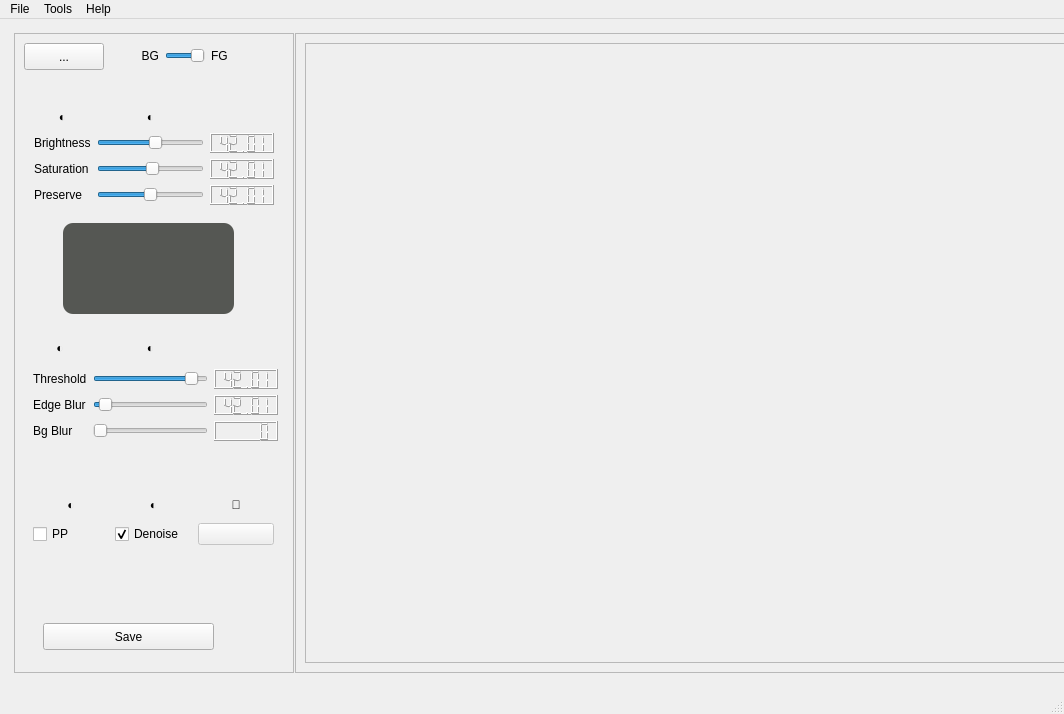
Before: the Qt Designer form src/photoglimmer/photoglimmer_qt.ui in codecliff/PhotoGlimmer, drawn with Qt 5.
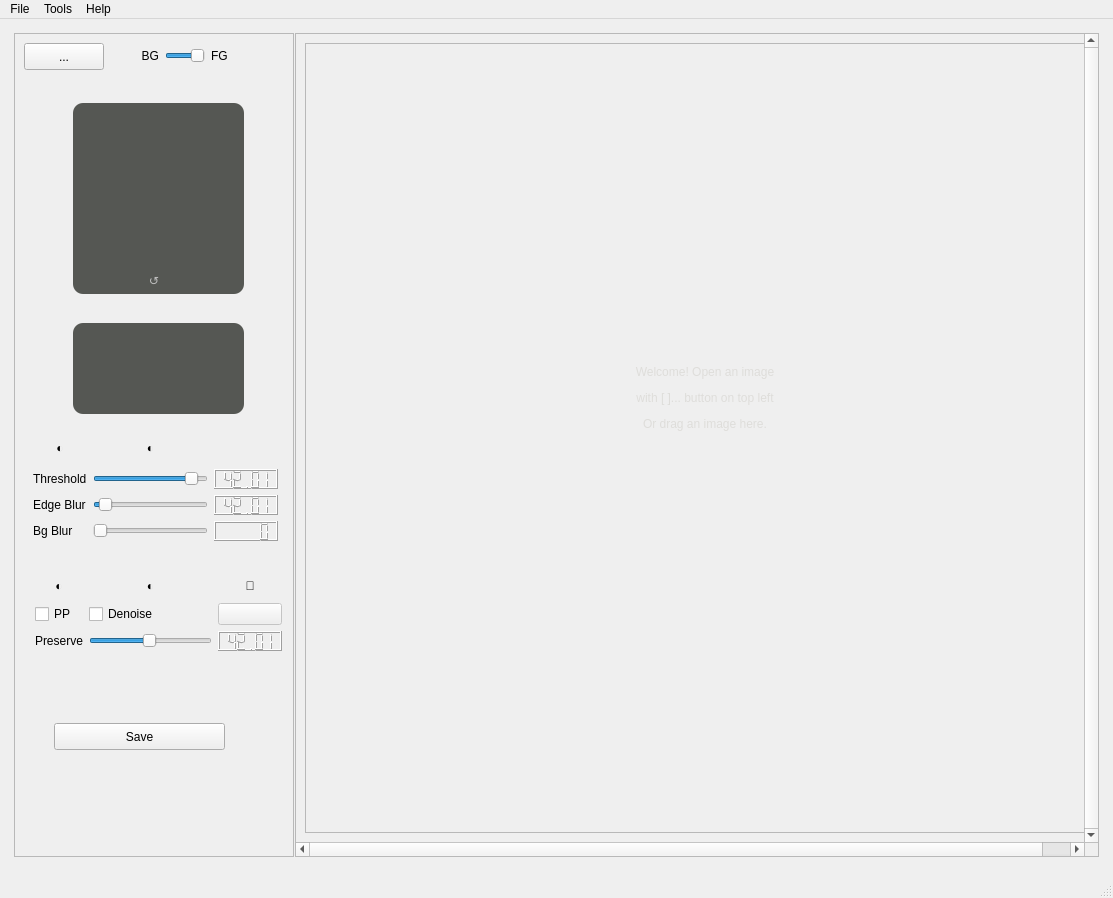
After: the same form once the commit is applied. Icons and pictures are not drawn. Custom widgets are drawn as their Qt base class.

```diff
--- a/src/photoglimmer/photoglimmer_qt.ui
+++ b/src/photoglimmer/photoglimmer_qt.ui
@@ -6,8 +6,8 @@
    <rect>
     <x>0</x>
     <y>0</y>
-    <width>1064</width>
-    <height>714</height>
+    <width>1113</width>
+    <height>898</height>
    </rect>
   </property>
   <property name="acceptDrops">
@@ -105,7 +105,7 @@
            <x>9</x>
            <y>60</y>
            <width>291</width>
-           <height>511</height>
+           <height>591</height>
           </rect>
          </property>
          <property name="minimumSize">
@@ -126,108 +126,11 @@
          <property name="lineWidth">
           <number>0</number>
          </property>
-         <widget class="QWidget" name="layoutWidget">
-          <property name="geometry">
-           <rect>
-            <x>10</x>
-            <y>400</y>
-            <width>241</width>
-            <height>52</height>
-           </rect>
-          </property>
-          <layout class="QGridLayout" name="gridLayout_3">
-           <item row="3" column="0">
-            <widget class="QCheckBox" name="check_pp">
-             <property name="toolTip">
-              <string>&lt;html&gt;&lt;head/&gt;&lt;body&gt;&lt;p&gt;PostProcess &lt;span style=&quot; font-weight:600;&quot;&gt;whole&lt;/span&gt; image&lt;/p&gt;&lt;/body&gt;&lt;/html&gt;</string>
-             </property>
-             <property name="text">
-              <string>PP</string>
-             </property>
-             <property name="checked">
-              <bool>false</bool>
-             </property>
-            </widget>
-           </item>
-           <item row="2" column="0">
-            <widget class="QLabel" name="label_4">
-             <property name="text">
-              <string>◐</string>
-             </property>
-             <property name="alignment">
-              <set>Qt::AlignCenter</set>
-             </property>
-            </widget>
-           </item>
-           <item row="3" column="1">
-            <widget class="QCheckBox" name="check_blur">
-             <property name="toolTip">
-              <string>&lt;html&gt;&lt;head/&gt;&lt;body&gt;&lt;p&gt;Denoise selected area&lt;/p&gt;&lt;/body&gt;&lt;/html&gt;</string>
-             </property>
-             <property name="text">
-              <string>Denoise</string>
-             </property>
-             <property name="checked">
-              <bool>true</bool>
-             </property>
-            </widget>
-           </item>
-           <item row="2" column="1">
-            <widget class="QLabel" name="label">
-             <property name="text">
-              <string>◐</string>
-             </property>
-             <property name="alignment">
-              <set>Qt::AlignCenter</set>
-             </property>
-            </widget>
-           </item>
-           <item row="3" column="2">
-            <widget class="QPushButton" name="buttonReset">
-             <property name="enabled">
-              <bool>false</bool>
-             </property>
-             <property name="sizePolicy">
-              <sizepolicy hsizetype="Minimum" vsizetype="Minimum">
-               <horstretch>0</horstretch>
-               <verstretch>0</verstretch>
-              </sizepolicy>
-             </property>
-             <property name="minimumSize">
-              <size>
-               <width>20</width>
-               <height>20</height>
-              </size>
-             </property>
-             <property name="toolTip">
-              <string>Reset!</string>
-             </property>
-             <property name="styleSheet">
-              <string notr="true">/* border-color: rgb(239, 41, 41);
-color: rgb(255, 255, 255); */</string>
-             </property>
-             <property name="text">
-              <string/>
-             </property>
-            </widget>
-           </item>
-           <item row="2" column="2">
-            <widget class="QLabel" name="label_5">
-             <property name="text">
-              <string>🔨</string>
-             </property>
-             <property name="alignment">
-              <set>Qt::AlignCenter</set>
-             </property>
-            </widget>
-           </item>
-          </layout>
-         </widget>
          <widget class="QLabel" name="label_maskimage">
           <property name="geometry">
            <rect>
-            <x>40</x>
-            <y>130</y>
+            <x>50</x>
+            <y>230</y>
             <width>171</width>
             <height>91</height>
            </rect>
@@ -256,191 +159,11 @@
            <number>5</number>
           </property>
          </widget>
-         <widget class="QWidget" name="">
-          <property name="geometry">
-           <rect>
-            <x>11</x>
-            <y>13</y>
-            <width>240</width>
-            <height>99</height>
-           </rect>
-          </property>
-          <layout class="QGridLayout" name="gridLayout_2">
-           <item row="0" column="0">
-            <widget class="QLabel" name="labelSeparator2">
-             <property name="styleSheet">
-              <string notr="true"/>
-             </property>
-             <property name="text">
-              <string>◐</string>
-             </property>
-             <property name="alignment">
-              <set>Qt::AlignCenter</set>
-             </property>
-            </widget>
-           </item>
-           <item row="0" column="1">
-            <widget class="QLabel" name="labelSeparator2_3">
-             <property name="styleSheet">
-              <string notr="true"/>
-             </property>
-             <property name="text">
-              <string>◐</string>
-             </property>
-             <property name="alignment">
-              <set>Qt::AlignCenter</set>
-             </property>
-            </widget>
-           </item>
-           <item row="1" column="0">
-            <widget class="QLabel" name="lablel_brightness">
-             <property name="text">
-              <string>Brightness</string>
-             </property>
-            </widget>
-           </item>
-           <item row="1" column="1">
-            <widget class="QSlider" name="slider_bright">
-             <property name="toolTip">
-              <string>&lt;html&gt;&lt;head/&gt;&lt;body&gt;&lt;p&gt;Brightness of Segment&lt;/p&gt;&lt;p&gt;Select &lt;span style=&quot; font-weight:600;&quot;&gt;Back &lt;/span&gt;from above if you want to brighten background only &lt;/p&gt;&lt;/body&gt;&lt;/html&gt;</string>
-             </property>
-             <property name="minimum">
-              <number>-200</number>
-             </property>
-             <property name="maximum">
-              <number>200</number>
-             </property>
-             <property name="singleStep">
-              <number>1</number>
-             </property>
-             <property name="value">
-              <number>20</number>
-             </property>
-             <property name="orientation">
-              <enum>Qt::Horizontal</enum>
-             </property>
-             <property name="tickInterval">
-              <number>5</number>
-             </property>
-            </widget>
-           </item>
-           <item row="1" column="2">
-            <widget class="QLCDNumber" name="lcd_bright">
-             <property name="maximumSize">
-              <size>
-               <width>16777215</width>
-               <height>20</height>
-              </size>
-             </property>
-             <property name="font">
-              <font>
-               <family>Ubuntu</family>
-               <pointsize>12</pointsize>
-               <strikeout>false</strikeout>
-              </font>
-             </property>
-             <property name="smallDecimalPoint">
-              <bool>false</bool>
-             </property>
-             <property name="value" stdset="0">
-              <double>42.009999999999998</double>
-             </property>
-            </widget>
-           </item>
-           <item row="2" column="0">
-            <widget class="QLabel" name="label_saturation">
-             <property name="text">
-              <string>Saturation</string>
-             </property>
-            </widget>
-           </item>
-           <item row="2" column="1">
-            <widget class="QSlider" name="slider_saturation">
-             <property name="toolTip">
-              <string>Color saturation</string>
-             </property>
-             <property name="minimum">
-              <number>-200</number>
-             </property>
-             <property name="maximum">
-              <number>200</number>
-             </property>
-             <property name="value">
-              <number>10</number>
-             </property>
-             <property name="orientation">
-              <enum>Qt::Horizontal</enum>
-             </property>
-             <property name="tickInterval">
-              <number>5</number>
-             </property>
-            </widget>
-           </item>
-           <item row="2" column="2">
-            <widget class="QLCDNumber" name="lcd_satur">
-             <property name="maximumSize">
-              <size>
-               <width>16777215</width>
-               <height>20</height>
-              </size>
-             </property>
-             <property name="value" stdset="0">
-              <double>42.009999999999998</double>
-             </property>
-            </widget>
-           </item>
-           <item row="3" column="0">
-            <widget class="QLabel" name="label_3">
-             <property name="text">
-              <string>Preserve</string>
-             </property>
-            </widget>
-           </item>
-           <item row="3" column="1">
-            <widget class="QSlider" name="slider_blendwt1">
-             <property name="toolTip">
-              <string>Weightage for original image</string>
-             </property>
-             <property name="minimum">
-              <number>1</number>
-             </property>
-             <property name="maximum">
-              <number>100</number>
-             </property>
-             <property name="singleStep">
-              <number>5</number>
-             </property>
-             <property name="value">
-              <number>50</number>
-             </property>
-             <property name="orientation">
-              <enum>Qt::Horizontal</enum>
-             </property>
-             <property name="tickInterval">
-              <number>5</number>
-             </property>
-            </widget>
-           </item>
-           <item row="3" column="2">
-            <widget class="QLCDNumber" name="lcd_blendwt1">
-             <property name="maximumSize">
-              <size>
-               <width>16777215</width>
-               <height>20</height>
-              </size>
-             </property>
-             <property name="value" stdset="0">
-              <double>42.009999999999998</double>
-             </property>
-            </widget>
-           </item>
-          </layout>
-         </widget>
-         <widget class="QWidget" name="">
+         <widget class="QWidget" name="layoutWidget">
           <property name="geometry">
            <rect>
             <x>10</x>
-            <y>240</y>
+            <y>340</y>
             <width>245</width>
             <height>108</height>
            </rect>
@@ -615,6 +338,460 @@
            </item>
           </layout>
          </widget>
+         <widget class="QWidget" name="layoutWidget">
+          <property name="geometry">
+           <rect>
+            <x>10</x>
+            <y>480</y>
+            <width>251</width>
+            <height>80</height>
+           </rect>
+          </property>
+          <layout class="QGridLayout" name="gridLayout_3">
+           <property name="leftMargin">
+            <number>2</number>
+           </property>
+           <property name="topMargin">
+            <number>2</number>
+           </property>
+           <property name="rightMargin">
+            <number>2</number>
+           </property>
+           <property name="bottomMargin">
+            <number>2</number>
+           </property>
+           <item row="0" column="0">
+            <widget class="QLabel" name="label_4">
+             <property name="text">
+              <string>◐</string>
+             </property>
+             <property name="alignment">
+              <set>Qt::AlignCenter</set>
+             </property>
+            </widget>
+           </item>
+           <item row="0" column="1">
+            <widget class="QLabel" name="label">
+             <property name="text">
+              <string>◐</string>
+             </property>
+             <property name="alignment">
+              <set>Qt::AlignCenter</set>
+             </property>
+            </widget>
+           </item>
+           <item row="0" column="2">
+            <widget class="QLabel" name="label_5">
+             <property name="text">
+              <string>🔨</string>
+             </property>
+             <property name="alignment">
+              <set>Qt::AlignCenter</set>
+             </property>
+            </widget>
+           </item>
+           <item row="1" column="0">
+            <widget class="QCheckBox" name="check_pp">
+             <property name="toolTip">
+              <string>&lt;html&gt;&lt;head/&gt;&lt;body&gt;&lt;p&gt;PostProcess &lt;span style=&quot; font-weight:600;&quot;&gt;whole&lt;/span&gt; image&lt;/p&gt;&lt;/body&gt;&lt;/html&gt;</string>
+             </property>
+             <property name="text">
+              <string>PP</string>
+             </property>
+             <property name="checked">
+              <bool>false</bool>
+             </property>
+            </widget>
+           </item>
+           <item row="1" column="1">
+            <widget class="QCheckBox" name="check_blur">
+             <property name="enabled">
+              <bool>true</bool>
+             </property>
+             <property name="toolTip">
+              <string>&lt;html&gt;&lt;head/&gt;&lt;body&gt;&lt;p&gt;Denoise selected area&lt;/p&gt;&lt;/body&gt;&lt;/html&gt;</string>
+             </property>
+             <property name="text">
+              <string>Denoise</string>
+             </property>
+             <property name="checked">
+              <bool>false</bool>
+             </property>
+            </widget>
+           </item>
+           <item row="1" column="2">
+            <widget class="QPushButton" name="buttonReset">
+             <property name="enabled">
+              <bool>false</bool>
+             </property>
+             <property name="sizePolicy">
+              <sizepolicy hsizetype="Minimum" vsizetype="Minimum">
+               <horstretch>0</horstretch>
+               <verstretch>0</verstretch>
+              </sizepolicy>
+             </property>
+             <property name="minimumSize">
+              <size>
+               <width>20</width>
+               <height>20</height>
+              </size>
+             </property>
+             <property name="toolTip">
+              <string>Reset!</string>
+             </property>
+             <property name="styleSheet">
+              <string notr="true">/* border-color: rgb(239, 41, 41);
+color: rgb(255, 255, 255); */</string>
+             </property>
+             <property name="text">
+              <string/>
+             </property>
+            </widget>
+           </item>
+           <item row="2" column="0">
+            <widget class="QLabel" name="label_3">
+             <property name="text">
+              <string>Preserve</string>
+             </property>
+            </widget>
+           </item>
+           <item row="2" column="1">
+            <widget class="QSlider" name="slider_blendwt1">
+             <property name="toolTip">
+              <string>Weightage for original image</string>
+             </property>
+             <property name="minimum">
+              <number>1</number>
+             </property>
+             <property name="maximum">
+              <number>100</number>
+             </property>
+             <property name="singleStep">
+              <number>5</number>
+             </property>
+             <property name="value">
+              <number>50</number>
+             </property>
+             <property name="orientation">
+              <enum>Qt::Horizontal</enum>
+             </property>
+             <property name="tickInterval">
+              <number>5</number>
+             </property>
+            </widget>
+           </item>
+           <item row="2" column="2">
+            <widget class="QLCDNumber" name="lcd_blendwt1">
+             <property name="maximumSize">
+              <size>
+               <width>16777215</width>
+               <height>20</height>
+              </size>
+             </property>
+             <property name="value" stdset="0">
+              <double>42.009999999999998</double>
+             </property>
+            </widget>
+           </item>
+          </layout>
+         </widget>
+         <widget class="QStackedWidget" name="stackedWidgetTweak">
+          <property name="geometry">
+           <rect>
+            <x>10</x>
+            <y>10</y>
+            <width>250</width>
+            <height>200</height>
+           </rect>
+          </property>
+          <property name="minimumSize">
+           <size>
+            <width>250</width>
+            <height>200</height>
+           </size>
+          </property>
+          <property name="autoFillBackground">
+           <bool>false</bool>
+          </property>
+          <property name="styleSheet">
+           <string notr="true"/>
+          </property>
+          <property name="currentIndex">
+           <number>1</number>
+          </property>
+          <widget class="QWidget" name="page">
+           <widget class="QFrame" name="frame_tweakslider">
+            <property name="geometry">
+             <rect>
+              <x>0</x>
+              <y>20</y>
+              <width>242</width>
+              <height>200</height>
+             </rect>
+            </property>
+            <property name="sizePolicy">
+             <sizepolicy hsizetype="Preferred" vsizetype="Preferred">
+              <horstretch>1</horstretch>
+              <verstretch>0</verstretch>
+             </sizepolicy>
+            </property>
+            <property name="minimumSize">
+             <size>
+              <width>200</width>
+              <height>200</height>
+             </size>
+            </property>
+            <property name="toolTip">
+             <string>To use curves, go to Preferences</string>
+            </property>
+            <property name="layoutDirection">
+             <enum>Qt::LeftToRight</enum>
+            </property>
+            <widget class="QWidget" name="layoutWidget">
+             <property name="geometry">
+              <rect>
+               <x>0</x>
+               <y>50</y>
+               <width>241</width>
+               <height>75</height>
+              </rect>
+             </property>
+             <layout class="QGridLayout" name="gridLayout_2">
+              <property name="leftMargin">
+               <number>2</number>
+              </property>
+              <property name="topMargin">
+               <number>2</number>
+              </property>
+              <property name="rightMargin">
+               <number>2</number>
+              </property>
+              <property name="bottomMargin">
+               <number>2</number>
+              </property>
+              <item row="0" column="0">
+               <widget class="QLabel" name="labelSeparator2">
+                <property name="styleSheet">
+                 <string notr="true"/>
+                </property>
+                <property name="text">
+                 <string>◐</string>
+                </property>
+                <property name="alignment">
+                 <set>Qt::AlignCenter</set>
+                </property>
+               </widget>
+              </item>
+              <item row="0" column="1">
+               <widget class="QLabel" name="labelSeparator2_3">
+                <property name="styleSheet">
+                 <string notr="true"/>
+                </property>
+                <property name="text">
+                 <string>◐</string>
+                </property>
+                <property name="alignment">
+                 <set>Qt::AlignCenter</set>
+                </property>
+               </widget>
+              </item>
+              <item row="1" column="0">
+               <widget class="QLabel" name="lablel_brightness">
+                <property name="text">
+                 <string>Brightness</string>
+                </property>
+               </widget>
+              </item>
+              <item row="1" column="1">
+               <widget class="QSlider" name="slider_bright">
+                <property name="toolTip">
+                 <string>&lt;html&gt;&lt;head/&gt;&lt;body&gt;&lt;p&gt;Brightness of Segment&lt;/p&gt;&lt;p&gt;Select &lt;span style=&quot; font-weight:600;&quot;&gt;Back &lt;/span&gt;from above if you want to brighten background only &lt;/p&gt;&lt;/body&gt;&lt;/html&gt;</string>
+                </property>
+                <property name="minimum">
+                 <number>-200</number>
+                </property>
+                <property name="maximum">
+                 <number>200</number>
+                </property>
+                <property name="singleStep">
+                 <number>1</number>
+                </property>
+                <property name="value">
+                 <number>20</number>
+                </property>
+                <property name="orientation">
+                 <enum>Qt::Horizontal</enum>
+                </property>
+                <property name="tickInterval">
+                 <number>5</number>
+                </property>
+               </widget>
+              </item>
+              <item row="1" column="2">
+               <widget class="QLCDNumber" name="lcd_bright">
+                <property name="maximumSize">
+                 <size>
+                  <width>16777215</width>
+                  <height>20</height>
+                 </size>
+                </property>
+                <property name="font">
+                 <font>
+                  <family>Ubuntu</family>
+                  <pointsize>12</pointsize>
+                  <strikeout>false</strikeout>
+                 </font>
+                </property>
+                <property name="smallDecimalPoint">
+                 <bool>false</bool>
+                </property>
+                <property name="value" stdset="0">
+                 <double>42.009999999999998</double>
+                </property>
+               </widget>
+              </item>
+              <item row="2" column="0">
+               <widget class="QLabel" name="label_saturation">
+                <property name="text">
+                 <string>Saturation</string>
+                </property>
+               </widget>
+              </item>
+              <item row="2" column="1">
+               <widget class="QSlider" name="slider_saturation">
+                <property name="toolTip">
+                 <string>Color saturation</string>
+                </property>
+                <property name="minimum">
+                 <number>-200</number>
+                </property>
+                <property name="maximum">
+                 <number>200</number>
+                </property>
+                <property name="value">
+                 <number>10</number>
+                </property>
+                <property name="orientation">
+                 <enum>Qt::Horizontal</enum>
+                </property>
+                <property name="tickInterval">
+                 <number>5</number>
+                </property>
+               </widget>
+              </item>
+              <item row="2" column="2">
+               <widget class="QLCDNumber" name="lcd_satur">
+                <property name="maximumSize">
+                 <size>
+                  <width>16777215</width>
+                  <height>20</height>
+                 </size>
+                </property>
+                <property name="value" stdset="0">
+                 <double>42.009999999999998</double>
+                </property>
+               </widget>
+              </item>
+             </layout>
+            </widget>
+           </widget>
+          </widget>
+          <widget class="QWidget" name="page_2">
+           <property name="sizePolicy">
+            <sizepolicy hsizetype="Expanding" vsizetype="Expanding">
+             <horstretch>1</horstretch>
+             <verstretch>1</verstretch>
+            </sizepolicy>
+           </property>
+           <widget class="QFrame" name="frameScurve">
+            <property name="enabled">
+             <bool>false</bool>
+            </property>
+            <property name="geometry">
+             <rect>
+              <x>40</x>
+              <y>0</y>
+              <width>171</width>
+              <height>191</height>
+             </rect>
+            </property>
+            <property name="sizePolicy">
+             <sizepolicy hsizetype="Expanding" vsizetype="Expanding">
+              <horstretch>1</horstretch>
+              <verstretch>1</verstretch>
+             </sizepolicy>
+            </property>
+            <property name="minimumSize">
+             <size>
+              <width>140</width>
+              <height>180</height>
+             </size>
+            </property>
+            <property name="maximumSize">
+             <size>
+              <width>200</width>
+              <height>200</height>
+             </size>
+            </property>
+            <property name="toolTip">
+             <string>&lt;html&gt;&lt;head/&gt;&lt;body&gt;&lt;p&gt;Prefer sliders? Go to Preference&lt;/p&gt;&lt;/body&gt;&lt;/html&gt;</string>
+            </property>
+            <property name="styleSheet">
+             <string notr="true">border-radius: 10px;  border-color: rgb(136, 138, 133);background-color: rgb(85, 87, 83)</string>
+            </property>
+            <property name="frameShape">
+             <enum>QFrame::StyledPanel</enum>
+            </property>
+            <property name="frameShadow">
+             <enum>QFrame::Plain</enum>
+            </property>
+            <widget class="QWidget" name="layoutWidget">
+             <property name="geometry">
+              <rect>
+               <x>10</x>
+               <y>10</y>
+               <width>142</width>
+               <height>175</height>
+              </rect>
+             </property>
+             <layout class="QVBoxLayout" name="layout_v_scurve" stretch="1,1">
+              <item alignment="Qt::AlignHCenter|Qt::AlignVCenter">
+               <widget class="SmoothCurveWidget" name="widget_colcurve" native="true">
+                <property name="sizePolicy">
+                 <sizepolicy hsizetype="Expanding" vsizetype="Expanding">
+                  <horstretch>1</horstretch>
+                  <verstretch>1</verstretch>
+                 </sizepolicy>
+                </property>
+                <property name="minimumSize">
+                 <size>
+                  <width>140</width>
+                  <height>140</height>
+                 </size>
+                </property>
+                <property name="toolTip">
+                 <string>Adjust values</string>
+                </property>
+               </widget>
+              </item>
+              <item>
+               <widget class="QPushButton" name="buttonScurveReset">
+                <property name="sizePolicy">
+                 <sizepolicy hsizetype="Minimum" vsizetype="Fixed">
+                  <horstretch>1</horstretch>
+                  <verstretch>0</verstretch>
+                 </sizepolicy>
+                </property>
+                <property name="text">
+                 <string>↺</string>
+                </property>
+               </widget>
+              </item>
+             </layout>
+            </widget>
+           </widget>
+          </widget>
+         </widget>
         </widget>
         <widget class="QWidget" name="layoutWidget">
          <property name="geometry">
@@ -691,8 +868,8 @@
         <widget class="QPushButton" name="button2Save">
          <property name="geometry">
           <rect>
-           <x>29</x>
-           <y>590</y>
+           <x>40</x>
+           <y>690</y>
            <width>171</width>
            <height>27</height>
           </rect>
@@ -711,6 +888,9 @@
       </item>
       <item>
        <widget class="QScrollArea" name="scrollArea">
+        <property name="enabled">
+         <bool>true</bool>
+        </property>
         <property name="sizePolicy">
          <sizepolicy hsizetype="Expanding" vsizetype="Expanding">
           <horstretch>0</horstretch>
@@ -723,6 +903,9 @@
           <height>600</height>
          </size>
         </property>
+        <property name="layoutDirection">
+         <enum>Qt::LeftToRight</enum>
+        </property>
         <property name="lineWidth">
          <number>1</number>
         </property>
@@ -743,8 +926,8 @@
           <rect>
            <x>0</x>
            <y>0</y>
-           <width>784</width>
-           <height>631</height>
+           <width>818</width>
+           <height>801</height>
           </rect>
          </property>
          <property name="sizePolicy">
@@ -755,7 +938,7 @@
          </property>
          <layout class="QHBoxLayout" name="horizontalLayout_3">
           <item>
-           <widget class="QLabel" name="label_mainimage">
+           <widget class="ImageLabel" name="imageLabel">
             <property name="enabled">
              <bool>true</bool>
             </property>
@@ -765,44 +948,27 @@
               <verstretch>0</verstretch>
              </sizepolicy>
             </property>
-            <property name="font">
-             <font>
-              <strikeout>false</strikeout>
-             </font>
-            </property>
-            <property name="acceptDrops">
-             <bool>true</bool>
+            <property name="minimumSize">
+             <size>
+              <width>800</width>
+              <height>600</height>
+             </size>
             </property>
             <property name="toolTip">
              <string>&lt;html&gt;&lt;head/&gt;&lt;body&gt;&lt;p&gt;You have not opened any image file &lt;/p&gt;&lt;p&gt;(Use File Open Button on&lt;span style=&quot; font-weight:600;&quot;&gt; Top Left&lt;/span&gt;)&lt;/p&gt;&lt;/body&gt;&lt;/html&gt;</string>
             </property>
             <property name="styleSheet">
-             <string notr="true"/>
+             <string notr="true">color: rgb(222, 221, 218);</string>
             </property>
             <property name="frameShape">
              <enum>QFrame::StyledPanel</enum>
             </property>
-            <property name="frameShadow">
-             <enum>QFrame::Plain</enum>
-            </property>
-            <property name="lineWidth">
-             <number>1</number>
-            </property>
-            <property name="midLineWidth">
-             <number>0</number>
-            </property>
             <property name="text">
-             <string/>
-            </property>
-            <property name="scaledContents">
-             <bool>false</bool>
+             <string>&lt;html&gt;&lt;head/&gt;&lt;body&gt;&lt;p align=&quot;center&quot;&gt;Welcome! Open an image&lt;/p&gt;&lt;p align=&quot;center&quot;&gt;with [ ]... button on top left&lt;/p&gt;&lt;p align=&quot;center&quot;&gt;Or drag an image here.&lt;/p&gt;&lt;p&gt;&lt;br/&gt;&lt;/p&gt;&lt;p&gt;&lt;br/&gt;&lt;/p&gt;&lt;/body&gt;&lt;/html&gt;</string>
             </property>
             <property name="alignment">
              <set>Qt::AlignCenter</set>
             </property>
-            <property name="margin">
-             <number>10</number>
-            </property>
            </widget>
           </item>
          </layout>
@@ -818,7 +984,7 @@
     <rect>
      <x>0</x>
      <y>0</y>
-     <width>1064</width>
+     <width>1113</width>
      <height>24</height>
     </rect>
    </property>
@@ -895,6 +1061,19 @@
    </property>
   </action>
  </widget>
+ <customwidgets>
+  <customwidget>
+   <class>ImageLabel</class>
+   <extends>QLabel</extends>
+   <header>photoglimmer.imagewidget</header>
+  </customwidget>
+  <customwidget>
+   <class>SmoothCurveWidget</class>
+   <extends>QWidget</extends>
+   <header>photoglimmer.colorcurverwidget.py</header>
+   <container>1</container>
+  </customwidget>
+ </customwidgets>
  <resources/>
  <connections/>
 </ui>
```
Left out of the diff: 21 changed lines with no effect on the pictures.
